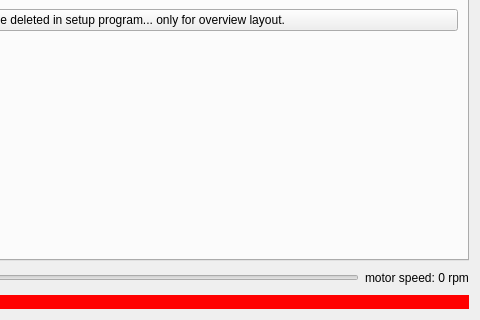
This is homepage.ui in magnocube/POV-Globe as Qt 5 draws it before an edit; both pictures show x 456 to 936 and y 256 to 576 of the 936 by 576 pixel window. The edited form follows.
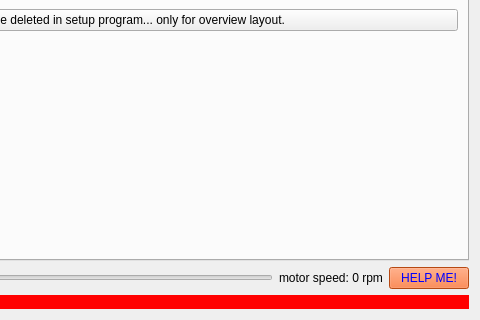
This is the edited form.

```diff
--- a/homepage.ui
+++ b/homepage.ui
@@ -131,6 +131,17 @@
        </property>
       </widget>
      </item>
+     <item>
+      <widget class="QPushButton" name="pushButton_2">
+       <property name="styleSheet">
+        <string notr="true">color: blue;
+background-color: rgb(255, 102, 26)</string>
+       </property>
+       <property name="text">
+        <string>HELP ME!</string>
+       </property>
+      </widget>
+     </item>
     </layout>
    </item>
    <item>
```
